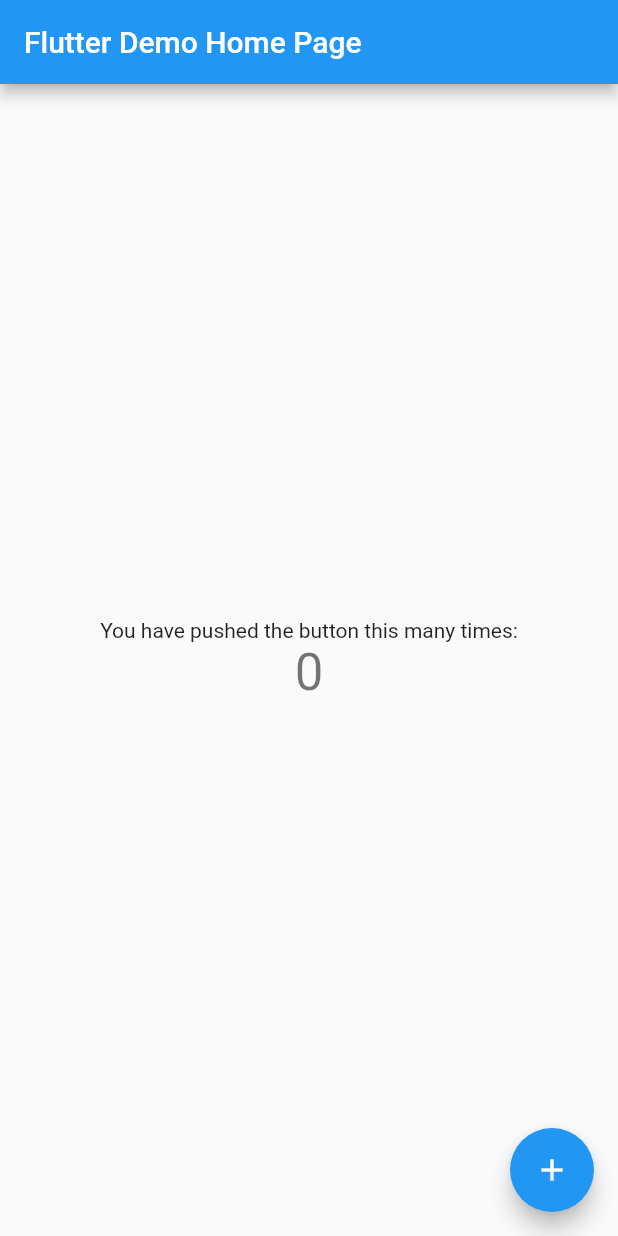
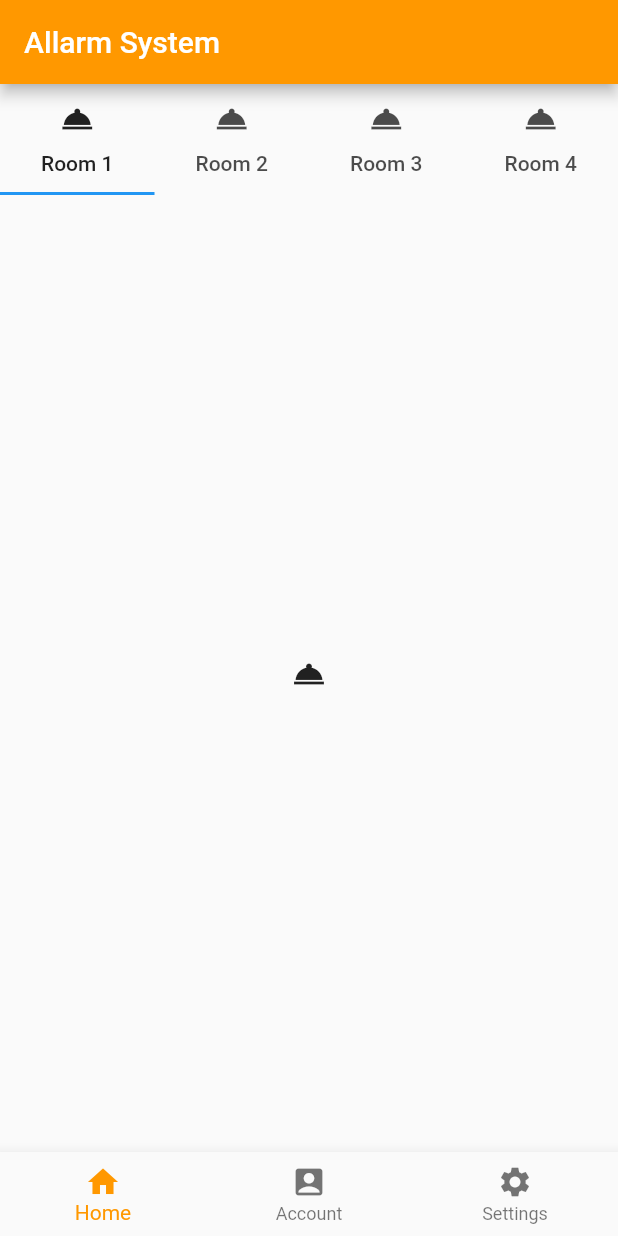
Before and after one commit to SebastianoGioia98/TESI, a Flutter app: the screen it shows after launch, on a phone screen of 412 x 824 dp. Run offline on Flutter 3.47's test engine with Material 2 defaults, Android fonts, the phone set to English and light mode, and no system bars.

Commit message:
update lib

```diff
--- /dev/null
+++ b/alarm_system/lib/Home.dart
@@ -0,0 +1,38 @@
+import 'package:flutter/material.dart';
+
+class HomePage extends StatelessWidget {
+  @override
+  Widget build(BuildContext context) {
+    return MaterialApp(
+      theme: ThemeData(
+        primaryColor: Colors.lightBlue,
+      ),
+      home: DefaultTabController(
+        length: 4,
+        child:Scaffold(
+          appBar: TabBar(
+               tabs: [
+                Tab(text: 'Room 1',
+                    icon: Icon(Icons.room_service)),
+                Tab(text: 'Room 2',
+                    icon: Icon(Icons.room_service)),
+                Tab(text: 'Room 3',
+                    icon: Icon(Icons.room_service)),
+                Tab(text: 'Room 4',
+                    icon: Icon(Icons.room_service)),
+              ],
+
+          ),
+          body: TabBarView(
+            children: [
+              Icon(Icons.room_service),
+              Icon(Icons.room_service),
+              Icon(Icons.room_service),
+              Icon(Icons.room_service)
+            ],
+          ),
+        ),
+      ),
+    );
+  }
+}
--- /dev/null
+++ b/alarm_system/lib/Landscape.dart
@@ -0,0 +1,11 @@
+import 'package:flutter/material.dart';
+
+class LandscapePage extends StatelessWidget {
+  @override
+  Widget build(BuildContext context) {
+    return Container(
+        padding: EdgeInsets.all(25.0),
+        child: Text('Landscape Page')
+    );
+  }
+}
--- /dev/null
+++ b/alarm_system/lib/Work.dart
@@ -0,0 +1,11 @@
+import 'package:flutter/material.dart';
+
+class WorkPage extends StatelessWidget {
+  @override
+  Widget build(BuildContext context) {
+    return Container(
+        padding: EdgeInsets.all(25.0),
+        child: Text('Work Page')
+    );
+  }
+}
--- a/alarm_system/lib/main.dart
+++ b/alarm_system/lib/main.dart
@@ -1,117 +1,56 @@
 import 'package:flutter/material.dart';
-
-void main() {
-  runApp(MyApp());
+import './Home.dart';
+import './Landscape.dart';
+import './Work.dart';
+void main() => runApp(new MyApp());
+class MyApp extends StatefulWidget {
+  @override
+  State<StatefulWidget> createState() {
+    return MyAppState();
+  }
 }
-
-class MyApp extends StatelessWidget {
-  // This widget is the root of your application.
+class MyAppState extends State<MyApp> {
+  int _selectedTab = 0;
+  final _pageOptions = [
+    HomePage(),
+    WorkPage(),
+    LandscapePage(),
+  ];
   @override
   Widget build(BuildContext context) {
     return MaterialApp(
-      title: 'Flutter Demo',
       theme: ThemeData(
-        // This is the theme of your application.
-        //
-        // Try running your application with "flutter run". You'll see the
-        // application has a blue toolbar. Then, without quitting the app, try
-        // changing the primarySwatch below to Colors.green and then invoke
-        // "hot reload" (press "r" in the console where you ran "flutter run",
-        // or simply save your changes to "hot reload" in a Flutter IDE).
-        // Notice that the counter didn't reset back to zero; the application
-        // is not restarted.
-        primarySwatch: Colors.blue,
-        // This makes the visual density adapt to the platform that you run
-        // the app on. For desktop platforms, the controls will be smaller and
-        // closer together (more dense) than on mobile platforms.
-        visualDensity: VisualDensity.adaptivePlatformDensity,
-      ),
-      home: MyHomePage(title: 'Flutter Demo Home Page'),
-    );
-  }
-}
-
-class MyHomePage extends StatefulWidget {
-  MyHomePage({Key key, this.title}) : super(key: key);
-
-  // This widget is the home page of your application. It is stateful, meaning
-  // that it has a State object (defined below) that contains fields that affect
-  // how it looks.
-
-  // This class is the configuration for the state. It holds the values (in this
-  // case the title) provided by the parent (in this case the App widget) and
-  // used by the build method of the State. Fields in a Widget subclass are
-  // always marked "final".
-
-  final String title;
-
-  @override
-  _MyHomePageState createState() => _MyHomePageState();
-}
-
-class _MyHomePageState extends State<MyHomePage> {
-  int _counter = 0;
-
-  void _incrementCounter() {
-    setState(() {
-      // This call to setState tells the Flutter framework that something has
-      // changed in this State, which causes it to rerun the build method below
-      // so that the display can reflect the updated values. If we changed
-      // _counter without calling setState(), then the build method would not be
-      // called again, and so nothing would appear to happen.
-      _counter++;
-    });
-  }
-
-  @override
-  Widget build(BuildContext context) {
-    // This method is rerun every time setState is called, for instance as done
-    // by the _incrementCounter method above.
-    //
-    // The Flutter framework has been optimized to make rerunning build methods
-    // fast, so that you can just rebuild anything that needs updating rather
-    // than having to individually change instances of widgets.
-    return Scaffold(
-      appBar: AppBar(
-        // Here we take the value from the MyHomePage object that was created by
-        // the App.build method, and use it to set our appbar title.
-        title: Text(widget.title),
-      ),
-      body: Center(
-        // Center is a layout widget. It takes a single child and positions it
-        // in the middle of the parent.
-        child: Column(
-          // Column is also a layout widget. It takes a list of children and
-          // arranges them vertically. By default, it sizes itself to fit its
-          // children horizontally, and tries to be as tall as its parent.
-          //
-          // Invoke "debug painting" (press "p" in the console, choose the
-          // "Toggle Debug Paint" action from the Flutter Inspector in Android
-          // Studio, or the "Toggle Debug Paint" command in Visual Studio Code)
-          // to see the wireframe for each widget.
-          //
-          // Column has various properties to control how it sizes itself and
-          // how it positions its children. Here we use mainAxisAlignment to
-          // center the children vertically; the main axis here is the vertical
-          // axis because Columns are vertical (the cross axis would be
-          // horizontal).
-          mainAxisAlignment: MainAxisAlignment.center,
-          children: <Widget>[
-            Text(
-              'You have pushed the button this many times:',
+          primarySwatch: Colors.orange,
+          primaryTextTheme: TextTheme(
+            title: TextStyle(color: Colors.white),
+          )),
+      home: Scaffold(
+        appBar: AppBar(
+          title: Text('Allarm System'),
+        ),
+        body: _pageOptions[_selectedTab],
+        bottomNavigationBar: BottomNavigationBar(
+          currentIndex: _selectedTab,
+          onTap: (int index) {
+            setState(() {
+              _selectedTab = index;
+            });
+          },
+          items: [
+            BottomNavigationBarItem(
+              icon: Icon(Icons.home),
+              title: Text('Home'),
             ),
-            Text(
-              '$_counter',
-              style: Theme.of(context).textTheme.headline4,
+            BottomNavigationBarItem(
+              icon: Icon(Icons.account_box),
+              title: Text('Account'),
+            ),
+            BottomNavigationBarItem(
+              icon: Icon(Icons.settings),
+              title: Text('Settings'),
             ),
           ],
         ),
       ),
-      floatingActionButton: FloatingActionButton(
-        onPressed: _incrementCounter,
-        tooltip: 'Increment',
-        child: Icon(Icons.add),
-      ), // This trailing comma makes auto-formatting nicer for build methods.
     );
-  }
-}
+  }}
```
